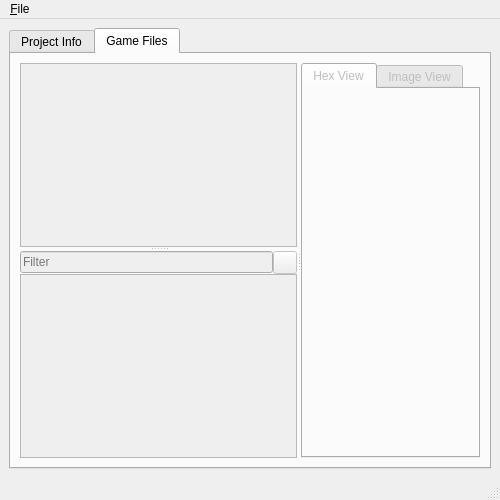
The window that shsl-editor/gui/mainwindow.ui (Delta-Psi/shsl-editor) describes before a commit, drawn with Qt 5.
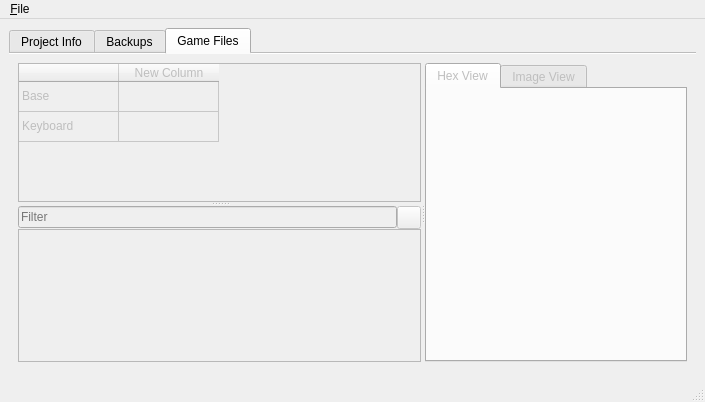
The same window after the commit. The open tabs and pages were chosen to show the change.

What changed in the file:
```diff
--- a/shsl-editor/gui/mainwindow.ui
+++ b/shsl-editor/gui/mainwindow.ui
@@ -6,8 +6,8 @@
    <rect>
     <x>0</x>
     <y>0</y>
-    <width>500</width>
-    <height>500</height>
+    <width>705</width>
+    <height>402</height>
    </rect>
   </property>
   <property name="windowTitle">
@@ -18,7 +18,10 @@
     <item>
      <widget class="QTabWidget" name="tabs">
       <property name="currentIndex">
-       <number>1</number>
+       <number>2</number>
+      </property>
+      <property name="documentMode">
+       <bool>true</bool>
       </property>
       <widget class="QWidget" name="tabsPage1">
        <attribute name="title">
@@ -30,6 +33,11 @@
         </item>
        </layout>
       </widget>
+      <widget class="QWidget" name="tab">
+       <attribute name="title">
+        <string>Backups</string>
+       </attribute>
+      </widget>
       <widget class="QWidget" name="tabsPage2">
        <attribute name="title">
         <string>Game Files</string>
@@ -44,19 +52,55 @@
            <property name="orientation">
             <enum>Qt::Vertical</enum>
            </property>
-           <widget class="QListWidget" name="wadList">
+           <widget class="QTableWidget" name="wadList">
             <property name="enabled">
              <bool>false</bool>
             </property>
             <property name="editTriggers">
              <set>QAbstractItemView::NoEditTriggers</set>
             </property>
-            <property name="gridSize">
-             <size>
-              <width>0</width>
-              <height>0</height>
-             </size>
+            <property name="selectionMode">
+             <enum>QAbstractItemView::SingleSelection</enum>
             </property>
+            <property name="selectionBehavior">
+             <enum>QAbstractItemView::SelectRows</enum>
+            </property>
+            <property name="gridStyle">
+             <enum>Qt::SolidLine</enum>
+            </property>
+            <attribute name="verticalHeaderVisible">
+             <bool>false</bool>
+            </attribute>
+            <row>
+             <property name="text">
+              <string>Base</string>
+             </property>
+            </row>
+            <row>
+             <property name="text">
+              <string>Keyboard</string>
+             </property>
+            </row>
+            <column>
+             <property name="text">
+              <string/>
+             </property>
+            </column>
+            <column>
+             <property name="text">
+              <string>New Column</string>
+             </property>
+            </column>
+            <item row="0" column="0">
+             <property name="text">
+              <string>Base</string>
+             </property>
+            </item>
+            <item row="1" column="0">
+             <property name="text">
+              <string>Keyboard</string>
+             </property>
+            </item>
            </widget>
            <widget class="QWidget" name="verticalLayoutWidget">
             <layout class="QVBoxLayout" name="verticalLayout">
@@ -148,7 +192,7 @@
     <rect>
      <x>0</x>
      <y>0</y>
-     <width>500</width>
+     <width>705</width>
      <height>23</height>
     </rect>
    </property>
```
Left out of the diff: 2 changed lines with no effect on the pictures.
